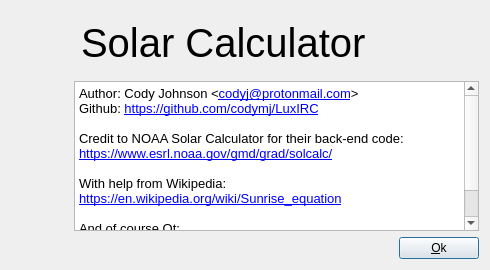
codymj/SolarCalculator, file src/AboutDlg.ui: the form before one commit.
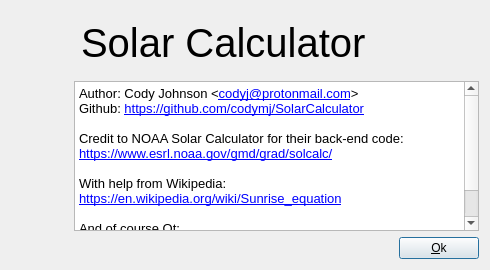
The form after the commit.

The edit to the form file:
```diff
--- a/src/AboutDlg.ui
+++ b/src/AboutDlg.ui
@@ -100,18 +100,18 @@
         <string>&lt;!DOCTYPE HTML PUBLIC &quot;-//W3C//DTD HTML 4.0//EN&quot; &quot;http://www.w3.org/TR/REC-html40/strict.dtd&quot;&gt;
 &lt;html&gt;&lt;head&gt;&lt;meta name=&quot;qrichtext&quot; content=&quot;1&quot; /&gt;&lt;style type=&quot;text/css&quot;&gt;
 p, li { white-space: pre-wrap; }
-&lt;/style&gt;&lt;/head&gt;&lt;body style=&quot; font-family:'Droid Sans Fallback'; font-size:10pt; font-weight:400; font-style:normal;&quot;&gt;
-&lt;p style=&quot; margin-top:0px; margin-bottom:0px; margin-left:0px; margin-right:0px; -qt-block-indent:0; text-indent:0px;&quot;&gt;Author: Cody Johnson &amp;lt;&lt;a href=&quot;mailto:codyj@protonmail.com&quot;&gt;&lt;span style=&quot; text-decoration: underline; color:#0000ff;&quot;&gt;codyj@protonmail.com&lt;/span&gt;&lt;/a&gt;&amp;gt;&lt;br /&gt;Github: &lt;a href=&quot;https://github.com/codymj/LuxIRC&quot;&gt;&lt;span style=&quot; text-decoration: underline; color:#0000ff;&quot;&gt;https://github.com/codymj/LuxIRC&lt;/span&gt;&lt;/a&gt;&lt;/p&gt;
-&lt;p style=&quot;-qt-paragraph-type:empty; margin-top:0px; margin-bottom:0px; margin-left:0px; margin-right:0px; -qt-block-indent:0; text-indent:0px;&quot;&gt;&lt;br /&gt;&lt;/p&gt;
-&lt;p style=&quot; margin-top:0px; margin-bottom:0px; margin-left:0px; margin-right:0px; -qt-block-indent:0; text-indent:0px;&quot;&gt;Credit to NOAA Solar Calculator for their back-end code:&lt;/p&gt;
-&lt;p style=&quot; margin-top:0px; margin-bottom:0px; margin-left:0px; margin-right:0px; -qt-block-indent:0; text-indent:0px;&quot;&gt;&lt;a href=&quot;https://www.esrl.noaa.gov/gmd/grad/solcalc/&quot;&gt;&lt;span style=&quot; text-decoration: underline; color:#0000ff;&quot;&gt;https://www.esrl.noaa.gov/gmd/grad/solcalc/&lt;/span&gt;&lt;/a&gt;&lt;/p&gt;
-&lt;p style=&quot;-qt-paragraph-type:empty; margin-top:0px; margin-bottom:0px; margin-left:0px; margin-right:0px; -qt-block-indent:0; text-indent:0px;&quot;&gt;&lt;br /&gt;&lt;/p&gt;
-&lt;p style=&quot; margin-top:0px; margin-bottom:0px; margin-left:0px; margin-right:0px; -qt-block-indent:0; text-indent:0px;&quot;&gt;With help from Wikipedia:&lt;/p&gt;
-&lt;p style=&quot; margin-top:0px; margin-bottom:0px; margin-left:0px; margin-right:0px; -qt-block-indent:0; text-indent:0px;&quot;&gt;&lt;a href=&quot;https://en.wikipedia.org/wiki/Sunrise_equation&quot;&gt;&lt;span style=&quot; text-decoration: underline; color:#0000ff;&quot;&gt;https://en.wikipedia.org/wiki/Sunrise_equation&lt;/span&gt;&lt;/a&gt;&lt;/p&gt;
-&lt;p style=&quot;-qt-paragraph-type:empty; margin-top:0px; margin-bottom:0px; margin-left:0px; margin-right:0px; -qt-block-indent:0; text-indent:0px;&quot;&gt;&lt;br /&gt;&lt;/p&gt;
-&lt;p style=&quot; margin-top:0px; margin-bottom:0px; margin-left:0px; margin-right:0px; -qt-block-indent:0; text-indent:0px;&quot;&gt;And of course Qt:&lt;/p&gt;
-&lt;p style=&quot; margin-top:0px; margin-bottom:0px; margin-left:0px; margin-right:0px; -qt-block-indent:0; text-indent:0px;&quot;&gt;&lt;a href=&quot;https://www.qt.io/&quot;&gt;&lt;span style=&quot; text-decoration: underline; color:#0000ff;&quot;&gt;https://www.qt.io/&lt;/span&gt;&lt;/a&gt;&lt;/p&gt;
-&lt;p style=&quot;-qt-paragraph-type:empty; margin-top:0px; margin-bottom:0px; margin-left:0px; margin-right:0px; -qt-block-indent:0; text-indent:0px;&quot;&gt;&lt;br /&gt;&lt;/p&gt;&lt;/body&gt;&lt;/html&gt;</string>
+&lt;/style&gt;&lt;/head&gt;&lt;body style=&quot; font-family:'DejaVu Sans'; font-size:10pt; font-weight:400; font-style:normal;&quot;&gt;
+&lt;p style=&quot; margin-top:0px; margin-bottom:0px; margin-left:0px; margin-right:0px; -qt-block-indent:0; text-indent:0px;&quot;&gt;&lt;span style=&quot; font-family:'Droid Sans Fallback';&quot;&gt;Author: Cody Johnson &amp;lt;&lt;/span&gt;&lt;a href=&quot;mailto:codyj@protonmail.com&quot;&gt;&lt;span style=&quot; font-family:'Droid Sans Fallback'; text-decoration: underline; color:#0000ff;&quot;&gt;codyj@protonmail.com&lt;/span&gt;&lt;/a&gt;&lt;span style=&quot; font-family:'Droid Sans Fallback';&quot;&gt;&amp;gt;&lt;br /&gt;Github: &lt;/span&gt;&lt;a href=&quot;https://github.com/codymj/SolarCalculator&quot;&gt;&lt;span style=&quot; font-family:'Droid Sans Fallback'; text-decoration: underline; color:#0000ff;&quot;&gt;https://github.com/codymj/SolarCalculator&lt;/span&gt;&lt;/a&gt;&lt;/p&gt;
+&lt;p style=&quot;-qt-paragraph-type:empty; margin-top:0px; margin-bottom:0px; margin-left:0px; margin-right:0px; -qt-block-indent:0; text-indent:0px; font-family:'Droid Sans Fallback';&quot;&gt;&lt;br /&gt;&lt;/p&gt;
+&lt;p style=&quot; margin-top:0px; margin-bottom:0px; margin-left:0px; margin-right:0px; -qt-block-indent:0; text-indent:0px;&quot;&gt;&lt;span style=&quot; font-family:'Droid Sans Fallback';&quot;&gt;Credit to NOAA Solar Calculator for their back-end code:&lt;/span&gt;&lt;/p&gt;
+&lt;p style=&quot; margin-top:0px; margin-bottom:0px; margin-left:0px; margin-right:0px; -qt-block-indent:0; text-indent:0px;&quot;&gt;&lt;a href=&quot;https://www.esrl.noaa.gov/gmd/grad/solcalc/&quot;&gt;&lt;span style=&quot; font-family:'Droid Sans Fallback'; text-decoration: underline; color:#0000ff;&quot;&gt;https://www.esrl.noaa.gov/gmd/grad/solcalc/&lt;/span&gt;&lt;/a&gt;&lt;/p&gt;
+&lt;p style=&quot;-qt-paragraph-type:empty; margin-top:0px; margin-bottom:0px; margin-left:0px; margin-right:0px; -qt-block-indent:0; text-indent:0px; font-family:'Droid Sans Fallback';&quot;&gt;&lt;br /&gt;&lt;/p&gt;
+&lt;p style=&quot; margin-top:0px; margin-bottom:0px; margin-left:0px; margin-right:0px; -qt-block-indent:0; text-indent:0px;&quot;&gt;&lt;span style=&quot; font-family:'Droid Sans Fallback';&quot;&gt;With help from Wikipedia:&lt;/span&gt;&lt;/p&gt;
+&lt;p style=&quot; margin-top:0px; margin-bottom:0px; margin-left:0px; margin-right:0px; -qt-block-indent:0; text-indent:0px;&quot;&gt;&lt;a href=&quot;https://en.wikipedia.org/wiki/Sunrise_equation&quot;&gt;&lt;span style=&quot; font-family:'Droid Sans Fallback'; text-decoration: underline; color:#0000ff;&quot;&gt;https://en.wikipedia.org/wiki/Sunrise_equation&lt;/span&gt;&lt;/a&gt;&lt;/p&gt;
+&lt;p style=&quot;-qt-paragraph-type:empty; margin-top:0px; margin-bottom:0px; margin-left:0px; margin-right:0px; -qt-block-indent:0; text-indent:0px; font-family:'Droid Sans Fallback';&quot;&gt;&lt;br /&gt;&lt;/p&gt;
+&lt;p style=&quot; margin-top:0px; margin-bottom:0px; margin-left:0px; margin-right:0px; -qt-block-indent:0; text-indent:0px;&quot;&gt;&lt;span style=&quot; font-family:'Droid Sans Fallback';&quot;&gt;And of course Qt:&lt;/span&gt;&lt;/p&gt;
+&lt;p style=&quot; margin-top:0px; margin-bottom:0px; margin-left:0px; margin-right:0px; -qt-block-indent:0; text-indent:0px;&quot;&gt;&lt;a href=&quot;https://www.qt.io/&quot;&gt;&lt;span style=&quot; font-family:'Droid Sans Fallback'; text-decoration: underline; color:#0000ff;&quot;&gt;https://www.qt.io/&lt;/span&gt;&lt;/a&gt;&lt;/p&gt;
+&lt;p style=&quot;-qt-paragraph-type:empty; margin-top:0px; margin-bottom:0px; margin-left:0px; margin-right:0px; -qt-block-indent:0; text-indent:0px; font-family:'Droid Sans Fallback';&quot;&gt;&lt;br /&gt;&lt;/p&gt;&lt;/body&gt;&lt;/html&gt;</string>
        </property>
        <property name="acceptRichText">
         <bool>true</bool>
```
